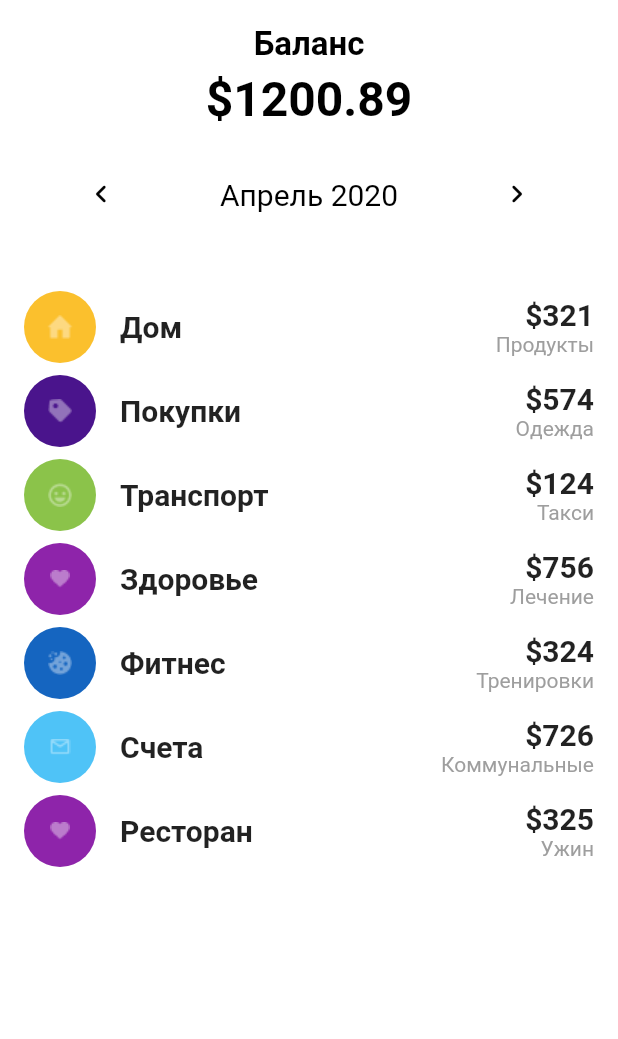
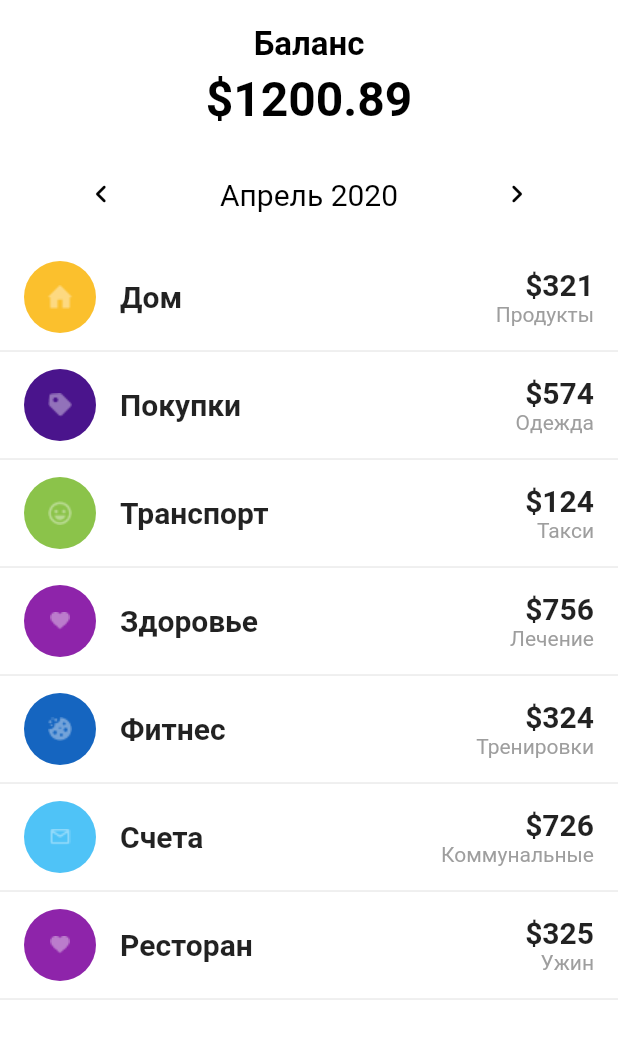
Before and after one commit to MorgueMorg/Neobis-UI-Apps, a Flutter app: the screen it shows after launch, after a tap on "Finance App", on a phone screen of 412 x 824 dp. Shown: the top 1039 px of the screen. Run offline on Flutter 3.47's test engine with Material 2 defaults, Android fonts, the light colour scheme and no system bars.

Commit message:
Updated body in finance :tada:

```diff
--- a/lib/apps/finance_app.dart
+++ b/lib/apps/finance_app.dart
@@ -136,17 +136,12 @@ class _MyHomePageState extends State<FinanceApp> {
           ]),
         ),
         body: Center(
-          child: Column(
-            crossAxisAlignment: CrossAxisAlignment.center,
-            children: [
-              SizedBox(
-                height: 20,
-              ),
-              Expanded(
           child: ListView.builder(
             itemCount: _listTitles.length,
             itemBuilder: (BuildContext context, int index) {
-                    return ListTile(
+              return Column(
+                children: [
+                  ListTile(
                     leading: Chip(
                       label: _listImages[index],
                       backgroundColor: chipColors[index],
@@ -181,11 +176,11 @@ class _MyHomePageState extends State<FinanceApp> {
                         ),
                       ],
                     ),
+                  ),
+                  Divider(),
+                ],
               );
             },
-                ),
-              ),
-            ],
           ),
         ),
       ),
```
Lines whose indentation alone changed are shown as unchanged.
